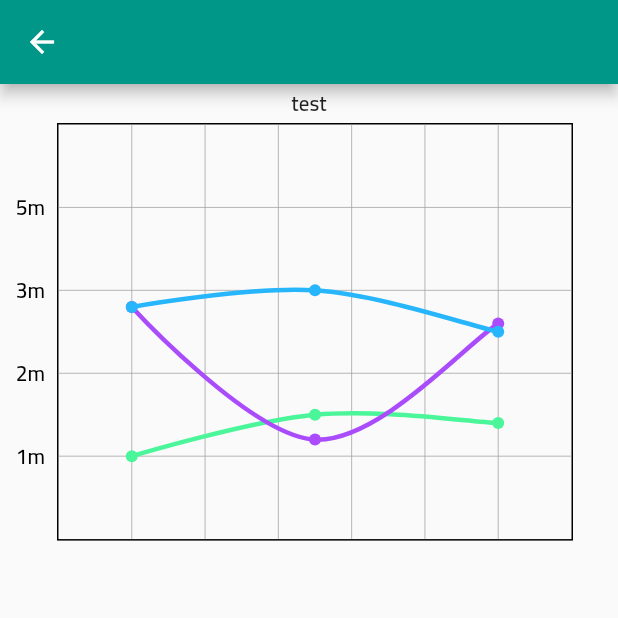
After one commit to abdullahmansss/21farmer, a Flutter app: the LineChartSample1 screen opened directly, on a phone screen of 412 x 824 dp, the top half of it. The commit adds this screen. Run offline on Flutter 3.47's test engine with Material 2 defaults, Android fonts, the phone set to English and light mode, and no system bars; drawn by our look-alikes of fl_chart; our stand-ins replace bloc, equatable, flutter_bloc, flutter_icons, fluttertoast, font_awesome_flutter and 3 more; missing offline and left inert: barcode_scan, mapbox_gl; accounts and stored records are empty.

Commit message:
charts v1.0.0

```diff
--- /dev/null
+++ b/lib/ui/test_charts/test_charts.dart
@@ -0,0 +1,343 @@
+import 'package:fl_chart/fl_chart.dart';
+import 'package:flutter/material.dart';
+
+class LineChartSample1 extends StatefulWidget {
+  @override
+  State<StatefulWidget> createState() => LineChartSample1State();
+}
+
+class LineChartSample1State extends State<LineChartSample1> {
+  bool isShowingMainData;
+
+  @override
+  void initState() {
+    super.initState();
+    isShowingMainData = true;
+  }
+
+  @override
+  Widget build(BuildContext context) {
+    return Scaffold(
+      appBar: AppBar(
+        backgroundColor: Colors.teal,
+      ),
+      body: Column(
+        children: <Widget>[
+          Text(
+            'test'
+          ),
+          Container(
+            width: double.infinity,
+            margin: EdgeInsets.only(right: 30.0),
+            child: LineChart(
+              sampleData1(),
+            ),
+          ),
+        ],
+      ),
+    );
+  }
+
+  LineChartData sampleData1() {
+    return LineChartData(
+/*
+      lineTouchData: LineTouchData(
+        touchTooltipData: LineTouchTooltipData(
+          tooltipBgColor: Colors.blueGrey,
+        ),
+        touchCallback: (LineTouchResponse touchResponse) {},
+        handleBuiltInTouches: true,
+      ),
+*/
+      gridData: FlGridData(
+        show: true,
+      ),
+      titlesData: FlTitlesData(
+        bottomTitles: SideTitles(
+          showTitles: true,
+          reservedSize: 0,
+          textStyle: TextStyle(
+            color: Colors.black,
+            fontWeight: FontWeight.bold,
+            fontSize: 14,
+          ),
+          margin: 10,
+          getTitles: (value) {
+            switch (value.toInt())
+            {
+              case 2:
+                return 'SEPT';
+              case 7:
+                return 'OCT';
+              case 12:
+                return 'DEC';
+            }
+            return '';
+          },
+        ),
+        leftTitles: SideTitles(
+          showTitles: true,
+          textStyle: const TextStyle(
+            color: Colors.black,
+            fontWeight: FontWeight.bold,
+            fontSize: 14,
+          ),
+          getTitles: (value) {
+            switch (value.toInt()) {
+              case 1:
+                return '1m';
+              case 2:
+                return '2m';
+              case 3:
+                return '3m';
+              case 4:
+                return '5m';
+            }
+            return '';
+          },
+          margin: 8,
+          reservedSize: 30,
+        ),
+      ),
+      borderData: FlBorderData(
+        show: true,
+        border:  Border(
+          bottom: BorderSide(
+            color: Colors.black,
+          ),
+          left: BorderSide(
+            color: Colors.black,
+          ),
+          right: BorderSide(
+            color: Colors.black,
+          ),
+          top: BorderSide(
+            color: Colors.black,
+          ),
+        ),
+      ),
+      minX: 0,
+      maxX: 14,
+      maxY: 5,
+      minY: 0,
+      lineBarsData: linesBarData1(),
+    );
+  }
+
+  List<LineChartBarData> linesBarData1() {
+    final LineChartBarData lineChartBarData1 = LineChartBarData(
+      spots: [
+        FlSpot(2, 1),
+        FlSpot(7, 1.5),
+        FlSpot(12, 1.4),
+      ],
+      isCurved: true,
+      colors: [
+        const Color(0xff4af699),
+      ],
+      barWidth: 3,
+      isStrokeCapRound: true,
+      dotData: FlDotData(
+        show: true,
+      ),
+      belowBarData: BarAreaData(
+        show: false,
+      ),
+    );
+    final LineChartBarData lineChartBarData2 = LineChartBarData(
+      spots: [
+        FlSpot(2, 2.8),
+        FlSpot(7, 1.2),
+        FlSpot(12, 2.6),
+      ],
+      isCurved: true,
+      colors: [
+        const Color(0xffaa4cfc),
+      ],
+      barWidth: 3,
+      isStrokeCapRound: true,
+      dotData: FlDotData(
+        show: true,
+      ),
+      belowBarData: BarAreaData(show: false, colors: [
+        const Color(0x00aa4cfc),
+      ]),
+    );
+    final LineChartBarData lineChartBarData3 = LineChartBarData(
+      spots: [
+        FlSpot(2, 2.8),
+        FlSpot(7, 3),
+        FlSpot(12, 2.5),
+      ],
+      isCurved: true,
+      colors: const [
+        Color(0xff27b6fc),
+      ],
+      barWidth: 3,
+      isStrokeCapRound: true,
+      dotData: FlDotData(
+        show: true,
+      ),
+      belowBarData: BarAreaData(
+        show: false,
+      ),
+    );
+    return [
+      lineChartBarData1,
+      lineChartBarData2,
+      lineChartBarData3,
+    ];
+  }
+
+  LineChartData sampleData2() {
+    return LineChartData(
+      lineTouchData: LineTouchData(
+        enabled: false,
+      ),
+      gridData: FlGridData(
+        show: false,
+      ),
+      titlesData: FlTitlesData(
+        bottomTitles: SideTitles(
+          showTitles: true,
+          reservedSize: 22,
+          textStyle: const TextStyle(
+            color: Color(0xff72719b),
+            fontWeight: FontWeight.bold,
+            fontSize: 16,
+          ),
+          margin: 10,
+          getTitles: (value) {
+            switch (value.toInt()) {
+              case 2:
+                return 'SEPT';
+              case 7:
+                return 'OCT';
+              case 12:
+                return 'DEC';
+            }
+            return '';
+          },
+        ),
+        leftTitles: SideTitles(
+          showTitles: true,
+          textStyle: const TextStyle(
+            color: Color(0xff75729e),
+            fontWeight: FontWeight.bold,
+            fontSize: 14,
+          ),
+          getTitles: (value) {
+            switch (value.toInt()) {
+              case 1:
+                return '1m';
+              case 2:
+                return '2m';
+              case 3:
+                return '3m';
+              case 4:
+                return '5m';
+              case 5:
+                return '6m';
+            }
+            return '';
+          },
+          margin: 8,
+          reservedSize: 30,
+        ),
+      ),
+      borderData: FlBorderData(
+          show: true,
+          border: const Border(
+            bottom: BorderSide(
+              color: Color(0xff4e4965),
+              width: 4,
+            ),
+            left: BorderSide(
+              color: Colors.transparent,
+            ),
+            right: BorderSide(
+              color: Colors.transparent,
+            ),
+            top: BorderSide(
+              color: Colors.transparent,
+            ),
+          )),
+      minX: 0,
+      maxX: 14,
+      maxY: 6,
+      minY: 0,
+      lineBarsData: linesBarData2(),
+    );
+  }
+
+  List<LineChartBarData> linesBarData2() {
+    return [
+      LineChartBarData(
+        spots: [
+          FlSpot(1, 1),
+          FlSpot(3, 4),
+          FlSpot(5, 1.8),
+          FlSpot(7, 5),
+          FlSpot(10, 2),
+          FlSpot(12, 2.2),
+          FlSpot(13, 1.8),
+        ],
+        isCurved: true,
+        curveSmoothness: 0,
+        colors: const [
+          Color(0x444af699),
+        ],
+        barWidth: 4,
+        isStrokeCapRound: true,
+        dotData: FlDotData(
+          show: false,
+        ),
+        belowBarData: BarAreaData(
+          show: false,
+        ),
+      ),
+      LineChartBarData(
+        spots: [
+          FlSpot(1, 1),
+          FlSpot(3, 2.8),
+          FlSpot(7, 1.2),
+          FlSpot(10, 2.8),
+          FlSpot(12, 2.6),
+          FlSpot(13, 3.9),
+        ],
+        isCurved: true,
+        colors: const [
+          Color(0x99aa4cfc),
+        ],
+        barWidth: 4,
+        isStrokeCapRound: true,
+        dotData: FlDotData(
+          show: false,
+        ),
+        belowBarData: BarAreaData(show: true, colors: [
+          const Color(0x33aa4cfc),
+        ]),
+      ),
+      LineChartBarData(
+        spots: [
+          FlSpot(1, 3.8),
+          FlSpot(3, 1.9),
+          FlSpot(6, 5),
+          FlSpot(10, 3.3),
+          FlSpot(13, 4.5),
+        ],
+        isCurved: true,
+        curveSmoothness: 0,
+        colors: const [
+          Color(0x4427b6fc),
+        ],
+        barWidth: 2,
+        isStrokeCapRound: true,
+        dotData: FlDotData(show: true),
+        belowBarData: BarAreaData(
+          show: false,
+        ),
+      ),
+    ];
+  }
+}
--- a/pubspec.yaml
+++ b/pubspec.yaml
@@ -38,6 +38,7 @@ dependencies:
   firebase_messaging: ^6.0.15
   mapbox_gl: ^0.0.5
   rxdart: ^0.18.0
+  fl_chart: ^0.11.0
 
 dev_dependencies:
   flutter_test:
```
Also changed, not shown: lib/ui/field/field_screen.dart (+65 -10 lines), lib/ui/devices/device_details/device_details_screen.dart (line endings or trailing spaces), pubspec.lock.
